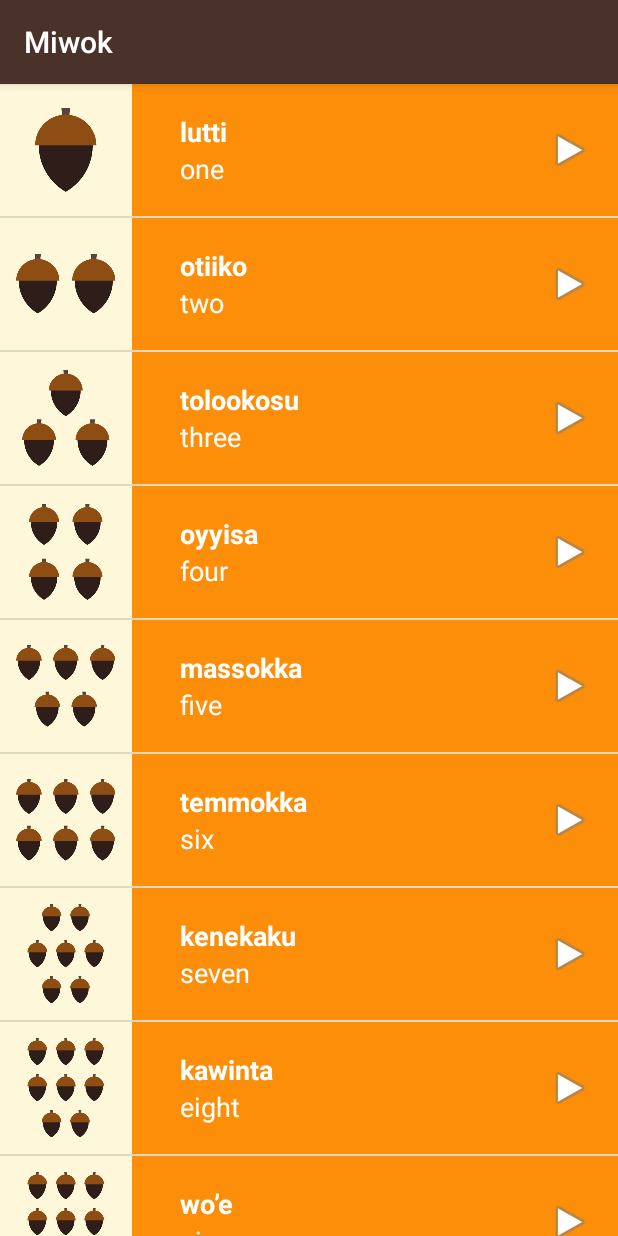
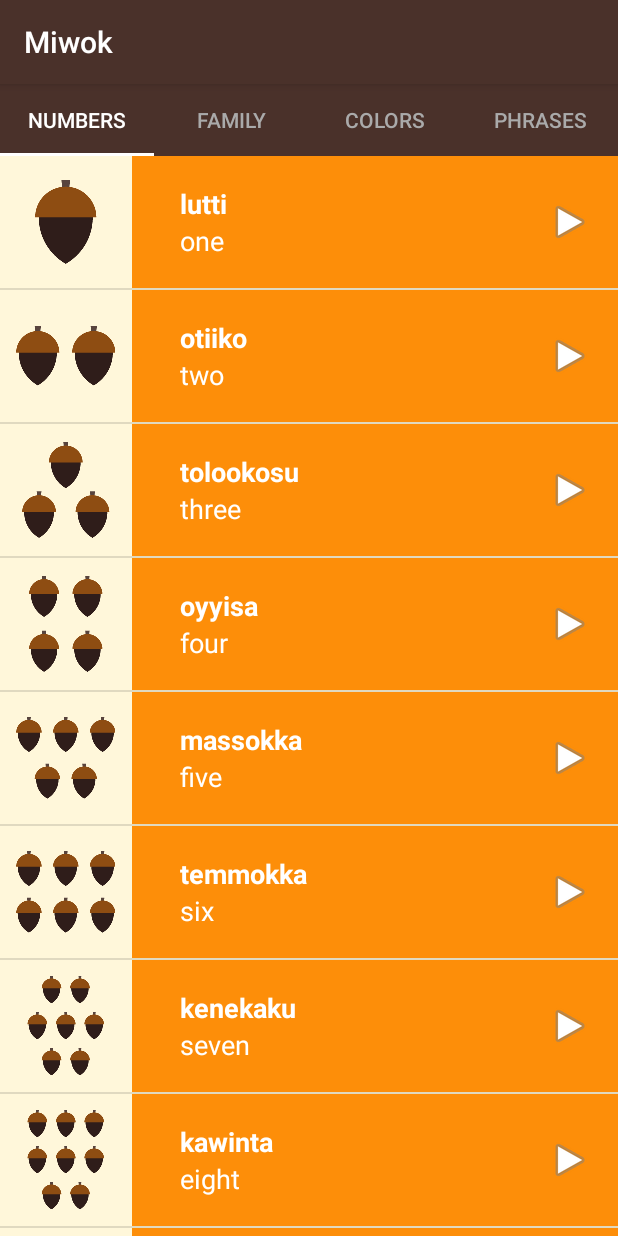
Before and after one commit to doowtnehpets/ud839_Miwok, an Android app: the screen it shows after launch (MainActivity), on a phone screen of 412 x 824 dp. Run offline under Robolectric (Android 15) with nearby library versions, the phone set to English and light mode, and no system bars.

Commit message:
Lesson 10 - part 13. Implemented tabs for the pages using TabLayout.

```diff
--- a/app/src/main/java/com/example/android/miwok/MainActivity.java
+++ b/app/src/main/java/com/example/android/miwok/MainActivity.java
@@ -16,6 +16,7 @@
 package com.example.android.miwok;
 
 import android.os.Bundle;
+import android.support.design.widget.TabLayout;
 import android.support.v4.view.ViewPager;
 import android.support.v7.app.AppCompatActivity;
 
@@ -36,6 +37,10 @@ public class MainActivity extends AppCompatActivity {
 
         // Set the adapter onto the view pager
         viewPager.setAdapter(adapter);
+
+        // Give the TabLayout the ViewPager
+        TabLayout tabLayout = (TabLayout) findViewById(R.id.sliding_tabs);
+        tabLayout.setupWithViewPager(viewPager);
     }
 
 }
--- a/app/src/main/java/com/example/android/miwok/MainFragmentPagerAdapter.java
+++ b/app/src/main/java/com/example/android/miwok/MainFragmentPagerAdapter.java
@@ -17,6 +17,7 @@ public class MainFragmentPagerAdapter extends FragmentPagerAdapter {
 
     @Override
     public Fragment getItem(int position) {
+        // Return the correct fragment for the current position
         switch (position) {
             case 0:
                 return new NumbersFragment();
@@ -32,6 +33,23 @@ public class MainFragmentPagerAdapter extends FragmentPagerAdapter {
     }
 
     @Override
+    public CharSequence getPageTitle(int position) {
+        // Return the correct title for the current position
+        switch (position) {
+            case 0:
+                return "Numbers";
+            case 1:
+                return "Family";
+            case 2:
+                return "Colors";
+            case 3:
+                return "Phrases";
+            default:
+                return "Numbers";
+        }
+    }
+
+    @Override
     public int getCount() {
         return 4;
     }
--- a/app/src/main/res/layout/activity_main.xml
+++ b/app/src/main/res/layout/activity_main.xml
@@ -1,5 +1,6 @@
 <?xml version="1.0" encoding="utf-8"?>
 <LinearLayout xmlns:android="http://schemas.android.com/apk/res/android"
+    xmlns:app="http://schemas.android.com/apk/res-auto"
     xmlns:tools="http://schemas.android.com/tools"
     android:layout_width="match_parent"
     android:layout_height="match_parent"
@@ -7,6 +8,16 @@
     android:orientation="vertical"
     tools:context="com.example.android.miwok.MainActivity">
 
+    <android.support.design.widget.TabLayout
+        android:id="@+id/sliding_tabs"
+        android:layout_width="match_parent"
+        android:layout_height="wrap_content"
+        android:background="@color/primary_color"
+        app:tabIndicatorColor="@android:color/white"
+        app:tabMode="fixed"
+        app:tabSelectedTextColor="@android:color/white"
+        app:tabTextColor="@android:color/darker_gray" />
+
     <android.support.v4.view.ViewPager
         android:id="@+id/viewpager"
         android:layout_width="match_parent"
```
